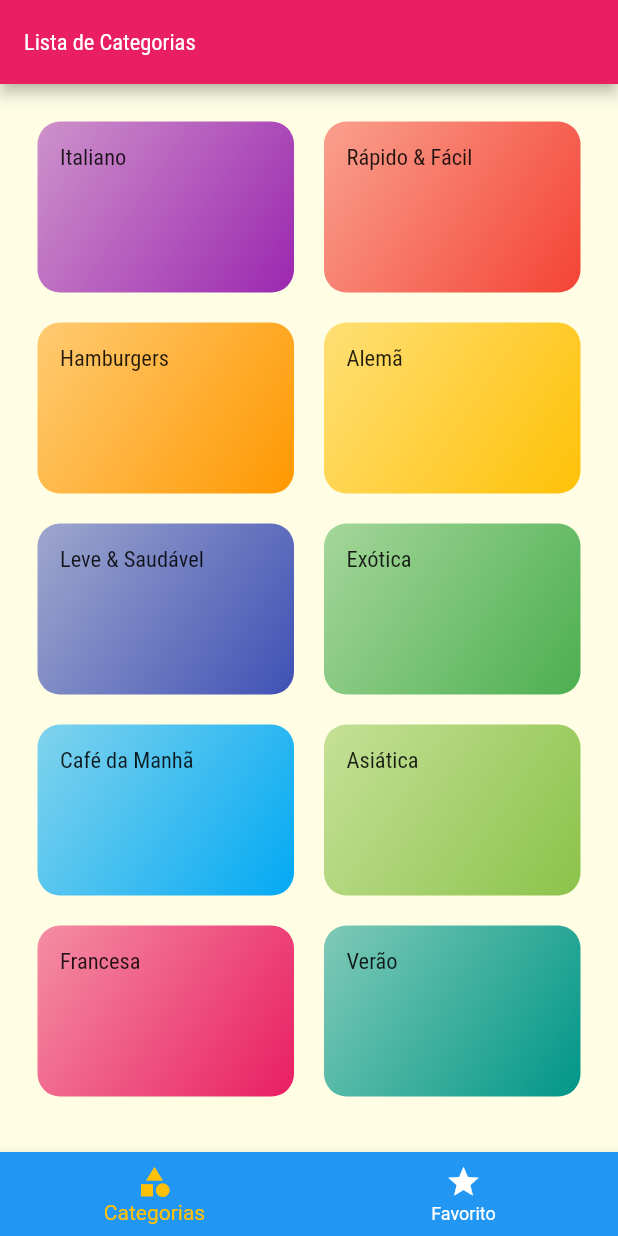
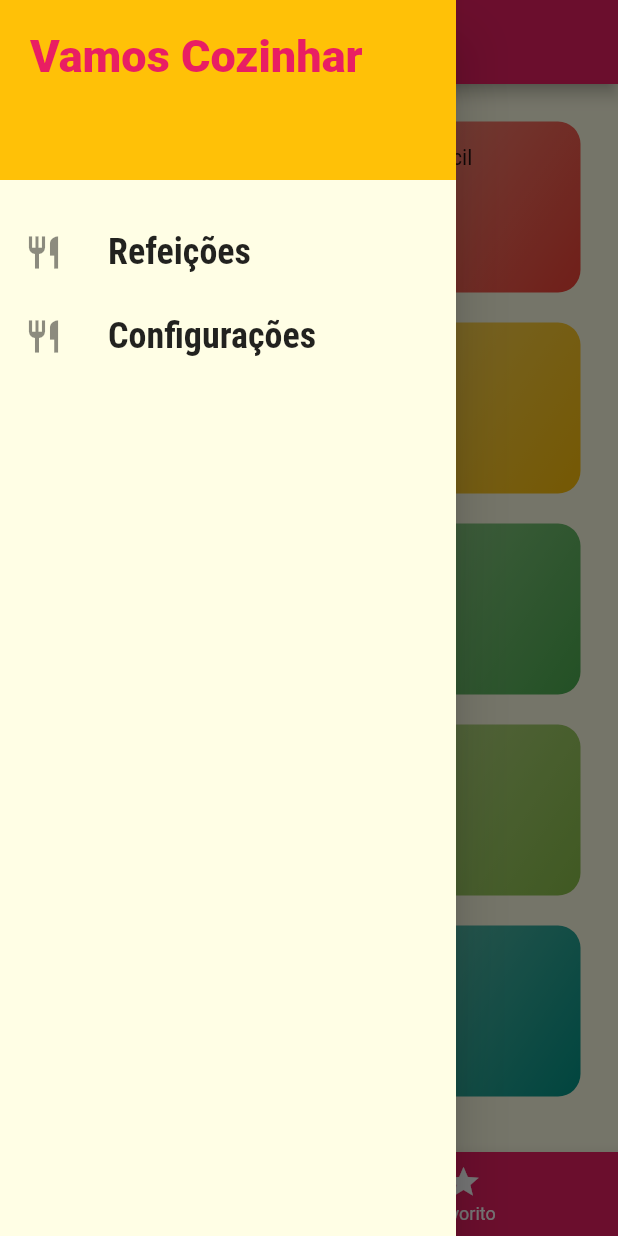
Before and after one commit to gariani/udemy_flutter_food_app, a Flutter app: the screen it shows after launch, with the side drawer open (before the commit the screen has no drawer), on a phone screen of 412 x 824 dp. Run offline on Flutter 3.47's test engine with Material 2 defaults, Android fonts, the phone set to English and light mode, and no system bars.

```diff
--- a/lib/main.dart
+++ b/lib/main.dart
@@ -1,7 +1,10 @@
 import 'package:flutter/material.dart';
+import 'package:meals/data/dummy_data.dart';
+import 'package:meals/models/meal.dart';
 import 'package:meals/screens/categories_meals_screen.dart';
 import 'package:meals/screens/categories_screen.dart';
 import 'package:meals/screens/meal_detail_screen.dart';
+import 'package:meals/screens/settings.dart';
 import 'package:meals/screens/tabs_screen.dart';
 import 'package:meals/utils/app_routes.dart';
 
@@ -9,6 +12,8 @@ void main() => runApp(const MyApp());
 
 class MyApp extends StatelessWidget {
   const MyApp({Key? key}) : super(key: key);
+
+  final List<Meal> _avaliableMeals = dummyMeals;
 
   @override
   Widget build(BuildContext context) {
@@ -39,8 +44,10 @@ class MyApp extends StatelessWidget {
       initialRoute: '/',
       routes: {
         AppRoutes.home: (ctx) => const TabsScreen(),
-        AppRoutes.categoriesMeals: (ctx) => const CategoriesMaelsScreen(),
+        AppRoutes.categoriesMeals: (ctx) =>
+            CategoriesMaelsScreen(meals: _avaliableMeals),
         AppRoutes.mealDetails: (ctx) => const MealDetailScreen(),
+        AppRoutes.settings: (ctx) => const SettingsScreen(),
       },
       onGenerateRoute: (settings) {
         return null;
--- a/lib/screens/categories_meals_screen.dart
+++ b/lib/screens/categories_meals_screen.dart
@@ -2,9 +2,13 @@ import 'package:flutter/material.dart';
 import 'package:meals/components/meal_item.dart';
 import 'package:meals/data/dummy_data.dart';
 import 'package:meals/models/category.dart';
+import 'package:meals/models/meal.dart';
 
 class CategoriesMaelsScreen extends StatelessWidget {
-  const CategoriesMaelsScreen({Key? key}) : super(key: key);
+  const CategoriesMaelsScreen({Key? key, required this.meals})
+      : super(key: key);
+
+  final List<Meal>? meals;
 
   @override
   Widget build(BuildContext context) {
--- /dev/null
+++ b/lib/screens/main_drawer.dart
@@ -0,0 +1,66 @@
+import 'package:flutter/material.dart';
+import 'package:meals/utils/app_routes.dart';
+
+class MainDrawer extends StatelessWidget {
+  const MainDrawer({Key? key}) : super(key: key);
+
+  Widget _createItem(IconData icon, String label, Function onTap) {
+    return ListTile(
+      leading: Icon(
+        icon,
+        size: 26,
+      ),
+      title: Text(
+        label,
+        style: const TextStyle(
+          fontFamily: 'RobotoCondensed',
+          fontSize: 24,
+          fontWeight: FontWeight.bold,
+        ),
+      ),
+      onTap: () {
+        onTap();
+      },
+    );
+  }
+
+  @override
+  Widget build(BuildContext context) {
+    return SafeArea(
+      child: Drawer(
+        child: Column(
+          children: [
+            Container(
+              height: 120,
+              width: double.infinity,
+              padding: const EdgeInsets.all(20),
+              color: Theme.of(context).colorScheme.secondary,
+              child: Text(
+                'Vamos Cozinhar',
+                style: TextStyle(
+                  fontWeight: FontWeight.w900,
+                  fontSize: 30,
+                  color: Theme.of(context).colorScheme.primary,
+                ),
+              ),
+            ),
+            const SizedBox(
+              height: 20,
+            ),
+            _createItem(
+              Icons.restaurant,
+              'Refeições',
+              () => Navigator.of(context).pushReplacementNamed(AppRoutes.home),
+            ),
+            _createItem(
+              Icons.restaurant,
+              'Configurações',
+              () => Navigator.of(context)
+                  .pushReplacementNamed(AppRoutes.settings),
+            ),
+          ],
+        ),
+      ),
+    );
+  }
+}
--- a/lib/screens/meal_detail_screen.dart
+++ b/lib/screens/meal_detail_screen.dart
@@ -90,6 +90,12 @@ class MealDetailScreen extends StatelessWidget {
           ],
         ),
       ),
+      floatingActionButton: FloatingActionButton(
+        onPressed: () {
+          Navigator.of(context).pop(meal.title);
+        },
+        child: const Icon(Icons.star),
+      ),
     );
   }
 }
--- a/lib/screens/tabs_screen.dart
+++ b/lib/screens/tabs_screen.dart
@@ -1,6 +1,7 @@
 import 'package:flutter/material.dart';
 import 'package:meals/screens/categories_screen.dart';
 import 'package:meals/screens/favorite_screen.dart';
+import 'package:meals/screens/main_drawer.dart';
 
 class TabsScreen extends StatefulWidget {
   const TabsScreen({Key? key}) : super(key: key);
@@ -25,17 +26,19 @@ class _TabsScreenState extends State<TabsScreen> {
 
   @override
   Widget build(BuildContext context) {
-    return Scaffold(
+    return SafeArea(
+      child: Scaffold(
         appBar: AppBar(
           title: Text(_screens[_selectedScreenIndex]['title'] as String),
         ),
+        drawer: const MainDrawer(),
         body: _screens[_selectedScreenIndex]['screen'] as Widget,
         bottomNavigationBar: BottomNavigationBar(
           currentIndex: _selectedScreenIndex,
           unselectedItemColor: Colors.white,
           selectedItemColor: Theme.of(context).colorScheme.secondary,
           onTap: _selectItem,
-        backgroundColor: Theme.of(context).primaryColor,
+          backgroundColor: Theme.of(context).colorScheme.primary,
           type: BottomNavigationBarType.fixed,
           items: const [
             BottomNavigationBarItem(
@@ -48,6 +51,7 @@ class _TabsScreenState extends State<TabsScreen> {
             )
           ],
         ),
+      ),
     );
   }
 }
--- a/lib/utils/app_routes.dart
+++ b/lib/utils/app_routes.dart
@@ -2,4 +2,5 @@ class AppRoutes {
   static const home = '/';
   static const categoriesMeals = '/categories_meals';
   static const mealDetails = '/meal_details';
+  static const settings = '/settings';
 }
```
Also changed, not shown: lib/components/meal_item.dart (+8 -4 lines), lib/models/settings.dart (added, +13 -0 lines), lib/screens/settings.dart (added, +83 -0 lines). Lines whose indentation alone changed are shown as unchanged.
